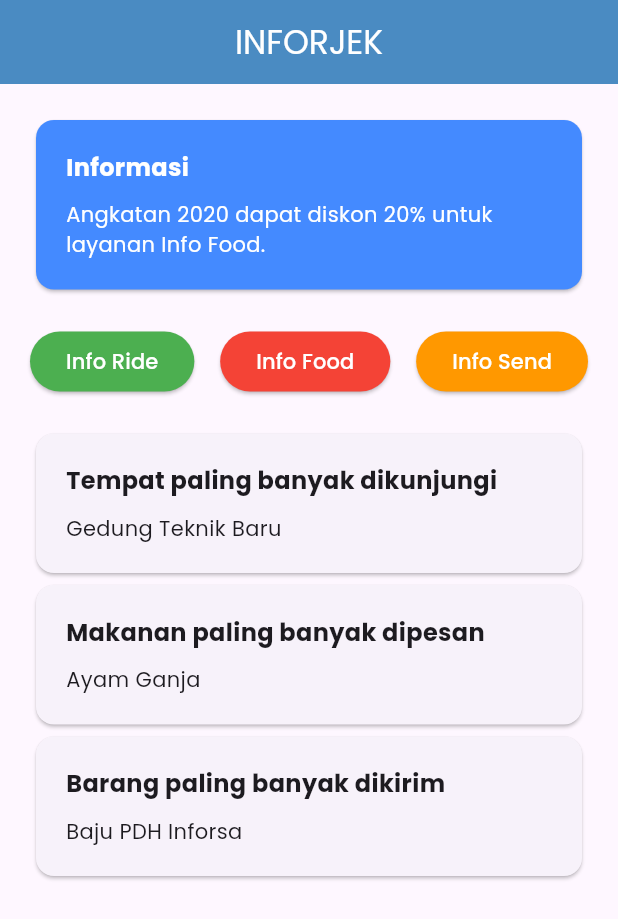
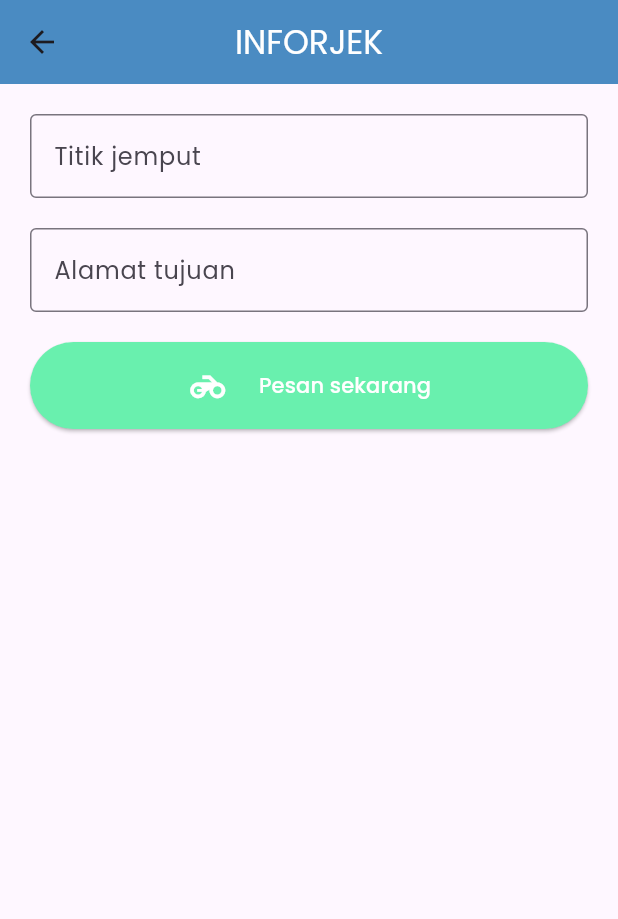
Before and after one commit to praktikumsisteminformasi/coba_layouting_flutter, a Flutter app: the screen it shows after launch, after a tap on "Info Ride", on a phone screen of 412 x 824 dp. Shown: the top 919 px of the screen. Run offline on Flutter 3.47's test engine with Material 3 defaults, Android fonts, the light colour scheme and no system bars; our stand-ins replace google_fonts.

Commit message:
add info ride form

```diff
--- a/lib/main.dart
+++ b/lib/main.dart
@@ -1,3 +1,5 @@
+import 'package:coba_layouting/pages/home_page.dart';
+import 'package:coba_layouting/pages/info_ride_page.dart';
 import 'package:flutter/material.dart';
 import 'package:google_fonts/google_fonts.dart';
 
@@ -18,150 +20,10 @@ class AplikasiSaya extends StatelessWidget {
         textTheme: GoogleFonts.poppinsTextTheme(), // Kita set font aplikasi kita pakai font 'Poppins' dari package GoogleFonts
       ),
 
-      // 'Scaffold' adalah Widget untuk membuat struktur aplikasi yang terdiri dari App Bar, Body, dan Bottom Navigation Bar
-      home: Scaffold(
-        // Ini App Bar, diisi menggunakan Widget 'AppBar'
-        appBar: AppBar(
-          title: const Text('INFORJEK', style: TextStyle(color: Colors.white),),
-          centerTitle: true,
-          backgroundColor: const Color(0xff4a8bc2),
-        ),
-
-        // Ini Body, isi utama dari aplikasi kita
-        // Kita pakai Widget 'ListView' agar halaman kita bisa di-scroll
-        body: ListView(
-          padding: const EdgeInsets.all(20),
-          children: [
-            // Bagian 'Informasi'
-            const Card(
-              color: Colors.blueAccent,
-              child: Padding(
-                padding: EdgeInsets.all(20),
-                child: Column(
-                  crossAxisAlignment: CrossAxisAlignment.start,
-                  children: [
-                    Text(
-                      'Informasi',
-                      style: TextStyle(
-                        color: Colors.white,
-                        fontSize: 16,
-                        fontWeight: FontWeight.bold
-                      ),
-                    ),
-                    SizedBox(height: 10,),
-                    Text(
-                      'Angkatan 2020 dapat diskon 20% untuk layanan Info Food.',
-                      style: TextStyle(color: Colors.white),
-                    )
-                  ],
-                ),
-              ),
-            ),
-
-            // Kasih space kosong pakai Widget 'SizedBox'
-            const SizedBox(height: 20,),
-
-            // Tombol-tombol layanan
-            // karena tombol-tombol nya disusun secara horizontal, maka kita pakai Widget 'Row'
-            Row(
-              mainAxisAlignment: MainAxisAlignment.spaceBetween,
-              children: [
-                // Tombol layanan 'Info Ride'
-                ElevatedButton(
-                  onPressed: () {},
-                  style: ElevatedButton.styleFrom(
-                    backgroundColor: Colors.green,
-                    foregroundColor: Colors.white
-                  ),
-                  child: const Text('Info Ride')
-                ),
-                // Tombol layanan 'Info Food'
-                ElevatedButton(
-                  onPressed: () {},
-                  style: ElevatedButton.styleFrom(
-                    backgroundColor: Colors.red,
-                    foregroundColor: Colors.white
-                  ),
-                  child: const Text('Info Food')
-                ),
-                // Tombol layanan 'Info Send'
-                ElevatedButton(
-                  onPressed: () {},
-                  style: ElevatedButton.styleFrom(
-                    backgroundColor: Colors.orange,
-                    foregroundColor: Colors.white
-                  ),
-                  child: const Text('Info Send')
-                ),
-              ],
-            ),
-
-            // Kasih space kosong pakai Widget 'SizedBox'
-            const SizedBox(height: 20,),
-
-            // Tempat, Makanan, dan Barang terbaik
-            // Karena card-card nya disusun secara vertikal, maka kita pakai Widget 'Column'
-            const Column(
-              crossAxisAlignment: CrossAxisAlignment.stretch,
-              children: [
-                // Tempat paling banyak dikunjungi
-                Card(
-                  child: Padding(
-                    padding: EdgeInsets.all(20),
-                    child: Column(
-                      crossAxisAlignment: CrossAxisAlignment.start,
-                      children: [
-                        Text(
-                          'Tempat paling banyak dikunjungi',
-                          style: TextStyle(fontSize: 16, fontWeight: FontWeight.bold)
-                        ),
-                        SizedBox(height: 10,),
-                        Text('Gedung Teknik Baru'),
-                      ],
-                    ),
-                  ),
-                ),
-
-                // Makanan paling banyak dipesan
-                Card(
-                  child: Padding(
-                    padding: EdgeInsets.all(20),
-                    child: Column(
-                      crossAxisAlignment: CrossAxisAlignment.start,
-                      children: [
-                        Text(
-                          'Makanan paling banyak dipesan',
-                          style: TextStyle(fontSize: 16, fontWeight: FontWeight.bold)
-                        ),
-                        SizedBox(height: 10,),
-                        Text('Ayam Ganja'),
-                      ],
-                    ),
-                  ),
-                ),
-
-                // Barang paling banyak dikirim
-                Card(
-                  child: Padding(
-                    padding: EdgeInsets.all(20),
-                    child: Column(
-                      crossAxisAlignment: CrossAxisAlignment.start,
-                      children: [
-                        Text(
-                          'Barang paling banyak dikirim',
-                          style: TextStyle(fontSize: 16, fontWeight: FontWeight.bold)
-                        ),
-                        SizedBox(height: 10,),
-                        Text('Baju PDH Inforsa'),
-                      ],
-                    ),
-                  ),
-                ),
-              ],
-            )
-          ],
-        )
-      ),
+      routes: {
+        '/': (context) => const HomePage(),
+        '/info-ride': (context) => const InfoRidePage()
+      },
     );
   }
 }
--- /dev/null
+++ b/lib/pages/home_page.dart
@@ -0,0 +1,155 @@
+import 'package:flutter/material.dart';
+
+class HomePage extends StatelessWidget {
+  const HomePage({super.key});
+
+  @override
+  Widget build(BuildContext context) {
+    // 'Scaffold' adalah Widget untuk membuat struktur aplikasi yang terdiri dari App Bar, Body, dan Bottom Navigation Bar
+    return Scaffold(
+      // Ini App Bar, diisi menggunakan Widget 'AppBar'
+      appBar: AppBar(
+        title: const Text('INFORJEK', style: TextStyle(color: Colors.white),),
+        centerTitle: true,
+        backgroundColor: const Color(0xff4a8bc2),
+      ),
+
+      // Ini Body, isi utama dari aplikasi kita
+      // Kita pakai Widget 'ListView' agar halaman kita bisa di-scroll
+      body: ListView(
+        padding: const EdgeInsets.all(20),
+        children: [
+          // Bagian 'Informasi'
+          const Card(
+            color: Colors.blueAccent,
+            child: Padding(
+              padding: EdgeInsets.all(20),
+              child: Column(
+                crossAxisAlignment: CrossAxisAlignment.start,
+                children: [
+                  Text(
+                    'Informasi',
+                    style: TextStyle(
+                      color: Colors.white,
+                      fontSize: 16,
+                      fontWeight: FontWeight.bold
+                    ),
+                  ),
+                  SizedBox(height: 10,),
+                  Text(
+                    'Angkatan 2020 dapat diskon 20% untuk layanan Info Food.',
+                    style: TextStyle(color: Colors.white),
+                  )
+                ],
+              ),
+            ),
+          ),
+
+          // Kasih space kosong pakai Widget 'SizedBox'
+          const SizedBox(height: 20,),
+
+          // Tombol-tombol layanan
+          // karena tombol-tombol nya disusun secara horizontal, maka kita pakai Widget 'Row'
+          Row(
+            mainAxisAlignment: MainAxisAlignment.spaceBetween,
+            children: [
+              // Tombol layanan 'Info Ride'
+              ElevatedButton(
+                onPressed: () {
+                  Navigator.pushNamed(context, '/info-ride');
+                },
+                style: ElevatedButton.styleFrom(
+                  backgroundColor: Colors.green,
+                  foregroundColor: Colors.white
+                ),
+                child: const Text('Info Ride')
+              ),
+              // Tombol layanan 'Info Food'
+              ElevatedButton(
+                onPressed: () {},
+                style: ElevatedButton.styleFrom(
+                  backgroundColor: Colors.red,
+                  foregroundColor: Colors.white
+                ),
+                child: const Text('Info Food')
+              ),
+              // Tombol layanan 'Info Send'
+              ElevatedButton(
+                onPressed: () {},
+                style: ElevatedButton.styleFrom(
+                  backgroundColor: Colors.orange,
+                  foregroundColor: Colors.white
+                ),
+                child: const Text('Info Send')
+              ),
+            ],
+          ),
+
+          // Kasih space kosong pakai Widget 'SizedBox'
+          const SizedBox(height: 20,),
+
+          // Tempat, Makanan, dan Barang terbaik
+          // Karena card-card nya disusun secara vertikal, maka kita pakai Widget 'Column'
+          const Column(
+            crossAxisAlignment: CrossAxisAlignment.stretch,
+            children: [
+              // Tempat paling banyak dikunjungi
+              Card(
+                child: Padding(
+                  padding: EdgeInsets.all(20),
+                  child: Column(
+                    crossAxisAlignment: CrossAxisAlignment.start,
+                    children: [
+                      Text(
+                        'Tempat paling banyak dikunjungi',
+                        style: TextStyle(fontSize: 16, fontWeight: FontWeight.bold)
+                      ),
+                      SizedBox(height: 10,),
+                      Text('Gedung Teknik Baru'),
+                    ],
+                  ),
+                ),
+              ),
+
+              // Makanan paling banyak dipesan
+              Card(
+                child: Padding(
+                  padding: EdgeInsets.all(20),
+                  child: Column(
+                    crossAxisAlignment: CrossAxisAlignment.start,
+                    children: [
+                      Text(
+                        'Makanan paling banyak dipesan',
+                        style: TextStyle(fontSize: 16, fontWeight: FontWeight.bold)
+                      ),
+                      SizedBox(height: 10,),
+                      Text('Ayam Ganja'),
+                    ],
+                  ),
+                ),
+              ),
+
+              // Barang paling banyak dikirim
+              Card(
+                child: Padding(
+                  padding: EdgeInsets.all(20),
+                  child: Column(
+                    crossAxisAlignment: CrossAxisAlignment.start,
+                    children: [
+                      Text(
+                        'Barang paling banyak dikirim',
+                        style: TextStyle(fontSize: 16, fontWeight: FontWeight.bold)
+                      ),
+                      SizedBox(height: 10,),
+                      Text('Baju PDH Inforsa'),
+                    ],
+                  ),
+                ),
+              ),
+            ],
+          )
+        ],
+      )
+    );
+  }
+}
--- /dev/null
+++ b/lib/pages/info_ride_page.dart
@@ -0,0 +1,92 @@
+import 'package:flutter/material.dart';
+
+class InfoRidePage extends StatefulWidget {
+  const InfoRidePage({super.key});
+
+  @override
+  State<InfoRidePage> createState() => _InfoRidePageState();
+}
+
+class _InfoRidePageState extends State<InfoRidePage> {
+  bool isLoading = false;
+
+  void orderInfoRide() async {
+    setState(() {
+      isLoading = true;
+    });
+
+    await Future.delayed(const Duration(seconds: 3));
+
+    setState(() {
+      isLoading = false;
+    });
+  }
+
+  @override
+  Widget build(BuildContext context) {
+    return Scaffold(
+      appBar: AppBar(
+        title: const Text('INFORJEK', style: TextStyle(color: Colors.white),),
+        centerTitle: true,
+        backgroundColor: const Color(0xff4a8bc2),
+      ),
+      body: Form(
+        child: ListView(
+          padding: const EdgeInsets.all(20),
+          children: [
+            // Titik jemput
+            TextFormField(
+              decoration: const InputDecoration(
+                label: Text('Titik jemput'),
+                border: OutlineInputBorder()
+              ),
+            ),
+
+            const SizedBox(height: 20,),
+
+            // Alamat tujuan
+            TextFormField(
+              decoration: const InputDecoration(
+                label: Text('Alamat tujuan'),
+                border: OutlineInputBorder()
+              ),
+            ),
+
+            const SizedBox(height: 20,),
+
+            ElevatedButton(
+              onPressed: isLoading ? null : orderInfoRide,
+              style: ElevatedButton.styleFrom(
+                backgroundColor: Colors.greenAccent,
+                padding: const EdgeInsets.symmetric(vertical: 15, horizontal: 30),
+                disabledBackgroundColor: Colors.lightGreenAccent
+              ),
+              child: Builder(
+                builder: (context) {
+                  if (isLoading) {
+                    return const SizedBox(
+                      width: 30,
+                      height: 30,
+                      child: CircularProgressIndicator(
+                        color: Colors.white,
+                      ),
+                    );
+                  }
+
+                  return const Row(
+                    mainAxisAlignment: MainAxisAlignment.center,
+                    children: [
+                      Icon(Icons.motorcycle, color: Colors.white, size: 28,),
+                      SizedBox(width: 20,),
+                      Text('Pesan sekarang', style: TextStyle(color: Colors.white),)
+                    ],
+                  );
+                }
+              ),
+            )
+          ],
+        )
+      ),
+    );
+  }
+}
```
